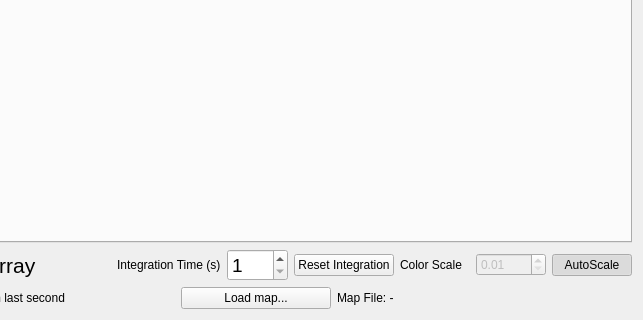
Before: the Qt Designer form observe.ui in usnistgov/dastardcommander, drawn with Qt 5; both pictures show x 132 to 775 and y 281 to 601 of the 775 by 601 pixel window.
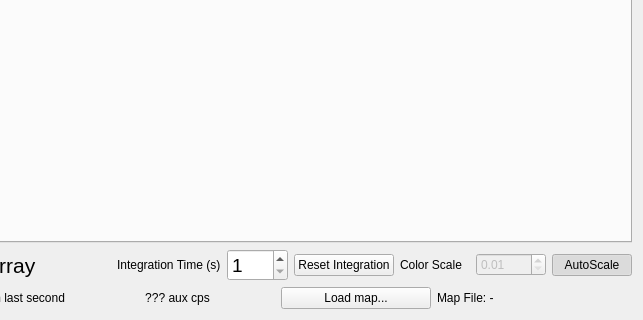
After: the same form once the commit is applied.

Commit message: add aux cps to observe

Patch:
```diff
--- a/observe.ui
+++ b/observe.ui
@@ -159,6 +159,16 @@
        </property>
       </widget>
      </item>
+     <item>
+      <widget class="QLabel" name="label_auxCps">
+       <property name="text">
+        <string>??? aux cps</string>
+       </property>
+       <property name="alignment">
+        <set>Qt::AlignCenter</set>
+       </property>
+      </widget>
+     </item>
      <item>
       <widget class="QPushButton" name="mapLoadButton">
        <property name="maximumSize">
```
The commit also changes 1 other file.
